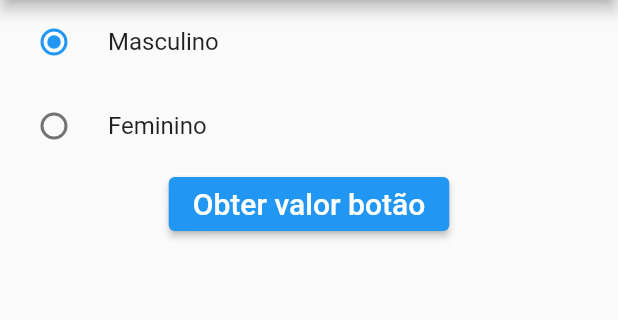
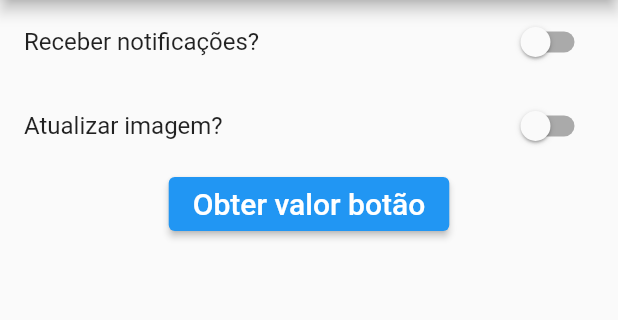
Before and after one commit to rodrigodeoliveira19/curso_flutter_udemy, a Flutter app: the screen it shows after launch, after a tap on "Obter valor botão", on a phone screen of 412 x 824 dp, the part 84-404 px from its top. Run offline on Flutter 3.47's test engine with Material 2 defaults, Android fonts, the phone set to English and light mode, and no system bars.

Commit message:
76 Switch e SwitchList

```diff
--- /dev/null
+++ b/entrada_checkbox/lib/EntradaSwitch.dart
@@ -0,0 +1,69 @@
+import 'package:flutter/material.dart';
+
+class EntradaSwitch extends StatefulWidget {
+  const EntradaSwitch({Key? key}) : super(key: key);
+
+  @override
+  State<EntradaSwitch> createState() => _EntradaSwitchState();
+}
+
+class _EntradaSwitchState extends State<EntradaSwitch> {
+
+  bool _escolhaUsuario = false;
+  bool _escolhaConfiguracoes = false;
+
+  @override
+  Widget build(BuildContext context) {
+    return Scaffold(
+      appBar: AppBar(
+        title: Text("Entrada de dados"),
+      ),
+      body: Container(
+        child: Column(
+          children: [
+
+            SwitchListTile(
+                title: Text("Receber notificações?"),
+                value: _escolhaUsuario,
+                onChanged: (bool valor) {
+                  setState(() {
+                    _escolhaUsuario = valor;
+                  });
+                }),
+            SwitchListTile(
+                title: Text("Atualizar imagem?"),
+                value: _escolhaConfiguracoes,
+                onChanged: (bool valor) {
+                  setState(() {
+                    _escolhaConfiguracoes = valor;
+                  });
+                }),
+
+            ElevatedButton(
+              onPressed: () {
+                print("Valor Switch Receber notificações: " + _escolhaUsuario.toString());
+              },
+              child: Text(
+                "Obter valor botão",
+                style: TextStyle(fontSize: 20),
+              ),
+              style: ElevatedButton.styleFrom(
+                backgroundColor: Colors.blue,
+              ),
+            )
+
+            //Row
+            // Switch(
+            //     value: _escolhaUsuario,
+            //     onChanged: (bool valor) {
+            //       setState(() {
+            //         _escolhaUsuario = valor;
+            //       });
+            //     }),
+            // Text("Receber notificações?")
+          ],
+        ),
+      ),
+    );
+  }
+}
--- a/entrada_checkbox/lib/main.dart
+++ b/entrada_checkbox/lib/main.dart
@@ -3,10 +3,12 @@ import 'package:flutter/material.dart';
 
 import 'EntradaCheckBox.dart';
 import 'EntradaRadioButton.dart';
+import 'EntradaSwitch.dart';
 
 void main() {
   runApp(const MaterialApp(
     //home: EntradaCheckBox(),
-    home: EntradaRadioButton(),
+    //home: EntradaRadioButton(),
+    home: EntradaSwitch(),
   ));
 }
```
